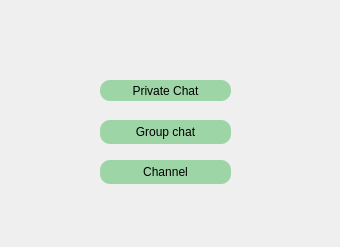
Before: the Qt Designer form project_1/selection_page.ui in mobinamassah/Messenger_project, drawn with Qt 5.
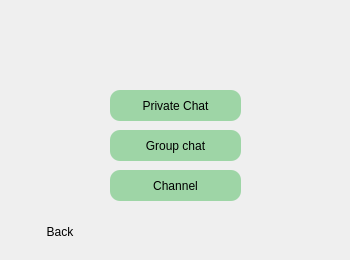
After: the same form once the commit is applied. Icons and pictures are not drawn.

Commit message: Chat page design

```diff
--- a/project_1/selection_page.ui
+++ b/project_1/selection_page.ui
@@ -6,10 +6,22 @@
    <rect>
     <x>0</x>
     <y>0</y>
-    <width>340</width>
-    <height>247</height>
+    <width>350</width>
+    <height>260</height>
    </rect>
   </property>
+  <property name="minimumSize">
+   <size>
+    <width>350</width>
+    <height>260</height>
+   </size>
+  </property>
+  <property name="maximumSize">
+   <size>
+    <width>350</width>
+    <height>260</height>
+   </size>
+  </property>
   <property name="windowTitle">
    <string>Form</string>
   </property>
@@ -18,10 +30,22 @@
     <rect>
      <x>0</x>
      <y>0</y>
-     <width>341</width>
-     <height>251</height>
+     <width>350</width>
+     <height>260</height>
     </rect>
    </property>
+   <property name="minimumSize">
+    <size>
+     <width>350</width>
+     <height>260</height>
+    </size>
+   </property>
+   <property name="maximumSize">
+    <size>
+     <width>350</width>
+     <height>260</height>
+    </size>
+   </property>
    <property name="styleSheet">
     <string notr="true">border-image: url(:/pic22/pic2.jpg);</string>
    </property>
@@ -32,10 +56,10 @@
   <widget class="QPushButton" name="pushButton">
    <property name="geometry">
     <rect>
-     <x>100</x>
-     <y>80</y>
+     <x>110</x>
+     <y>90</y>
      <width>131</width>
-     <height>21</height>
+     <height>31</height>
     </rect>
    </property>
    <property name="styleSheet">
@@ -51,10 +75,10 @@
   <widget class="QPushButton" name="pushButton_2">
    <property name="geometry">
     <rect>
-     <x>100</x>
-     <y>120</y>
+     <x>110</x>
+     <y>130</y>
      <width>131</width>
-     <height>24</height>
+     <height>31</height>
     </rect>
    </property>
    <property name="styleSheet">
@@ -70,10 +94,10 @@
   <widget class="QPushButton" name="pushButton_3">
    <property name="geometry">
     <rect>
-     <x>100</x>
-     <y>160</y>
+     <x>110</x>
+     <y>170</y>
      <width>131</width>
-     <height>24</height>
+     <height>31</height>
     </rect>
    </property>
    <property name="styleSheet">
@@ -104,6 +128,25 @@
     <string/>
    </property>
   </widget>
+  <widget class="QPushButton" name="pushButton_4">
+   <property name="geometry">
+    <rect>
+     <x>20</x>
+     <y>220</y>
+     <width>80</width>
+     <height>24</height>
+    </rect>
+   </property>
+   <property name="styleSheet">
+    <string notr="true">font: 9pt &quot;Bowlby One SC&quot;;
+font: 20pt &quot;Cookie&quot;;
+color: rgb(0, 0, 0);
+border-style: solid;</string>
+   </property>
+   <property name="text">
+    <string>Back</string>
+   </property>
+  </widget>
  </widget>
  <resources/>
  <connections/>
```
Left out of the diff: 7 changed lines with no effect on the pictures. The commit also changes 5 other files.
